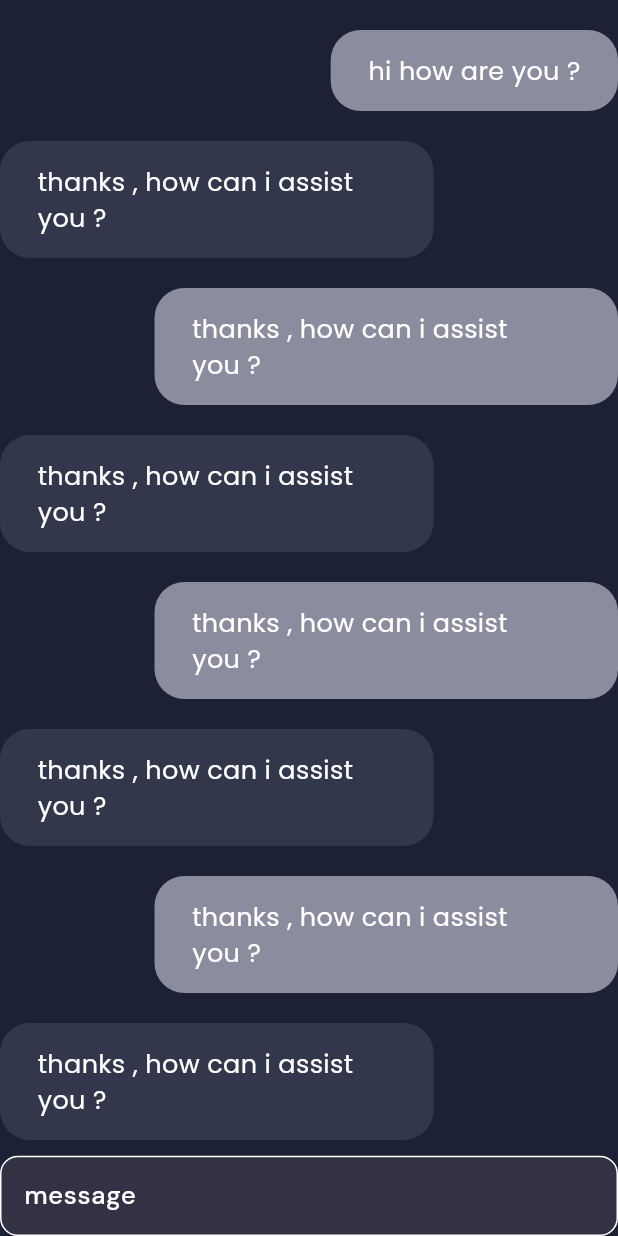
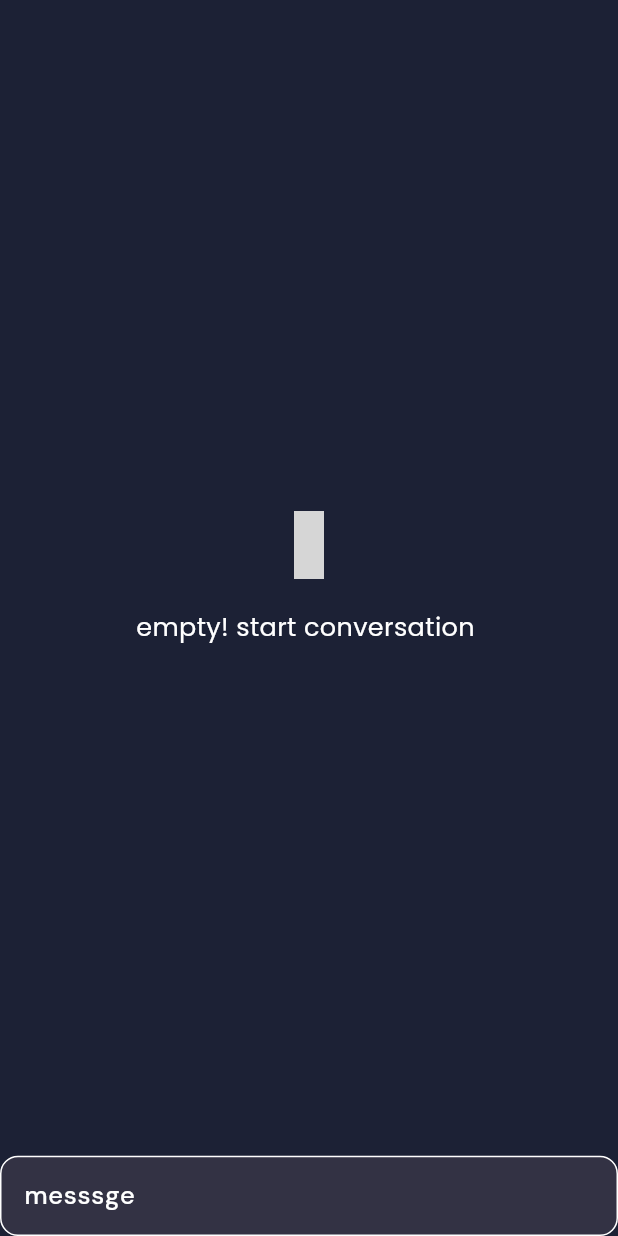
Before and after one commit to mdzarepour/Flutter_Gemini_Chat_Bot, a Flutter app: the ChatScreen widget shown alone on an empty page, opened directly, on a phone screen of 412 x 824 dp. Run offline on Flutter 3.47's test engine with Material 3 defaults, Android fonts, the phone set to English and light mode, and no system bars; our stand-ins replace flutter_gemini, flutter_spinkit, google_fonts, iconsax; grey boxes are pictures that could not be loaded.

Commit message:
feat: transmit & receive functionalities created in chat provider

```diff
--- a/lib/core/utils/app_strings.dart
+++ b/lib/core/utils/app_strings.dart
@@ -1,6 +1,9 @@
 class AppStrings {
-  static const String appBarTitle = 'Gemini Chat Bot';
-  static const String navLableH = 'History';
-  static const String navLableC = 'Chat';
-  static const String navLableP = 'Profile';
+  static const inputLable = 'messsge';
+  static const appBarTitle = 'Gemini ChatBot';
+  static const emptyChatState = 'empty! start conversation ';
 }
+
+class GeminiStrings {
+  static const String apiKey = 'AIzaSyDOzFXNtutGI5r7BTFZsWkgoz5Rw5gf4dc';
+}
--- a/lib/main.dart
+++ b/lib/main.dart
@@ -1,4 +1,5 @@
 import 'package:chat_bot/core/theme/app_theme.dart';
+import 'package:chat_bot/providers/chat_provider.dart';
 import 'package:chat_bot/providers/main_provider.dart';
 import 'package:flutter/material.dart';
 import 'package:provider/provider.dart';
@@ -7,7 +8,10 @@ import 'screens/main_screen.dart';
 void main(List<String> args) {
   runApp(
     MultiProvider(
-      providers: [ChangeNotifierProvider(create: (context) => MainProvider())],
+      providers: [
+        ChangeNotifierProvider(create: (context) => MainProvider()),
+        ChangeNotifierProvider(create: (context) => ChatProvider()),
+      ],
       child: Application(),
     ),
   );
--- /dev/null
+++ b/lib/resources/enum_classes.dart
@@ -0,0 +1,3 @@
+enum Role { gemini, user }
+
+enum ScreenState { empty, loading, completed }
--- a/lib/screens/chat_screen.dart
+++ b/lib/screens/chat_screen.dart
@@ -1,168 +1,48 @@
 import 'package:chat_bot/core/utils/app_colors.dart';
-import 'package:chat_bot/screens/widgets/message_widget.dart';
+import 'package:chat_bot/providers/chat_provider.dart';
+import 'package:chat_bot/core/utils/app_strings.dart';
 import 'package:flutter/material.dart';
 import 'package:iconsax/iconsax.dart';
-
-enum Role { gemini, user }
+import 'package:provider/provider.dart';
 
 class ChatScreen extends StatelessWidget {
   const ChatScreen({super.key});
 
   @override
   Widget build(BuildContext context) {
-    final textTheme = Theme.of(context).textTheme;
-    final size = MediaQuery.of(context).size;
+    final provider = context.watch<ChatProvider>();
+
     return Column(
-      spacing: 10,
       children: [
         Expanded(
-          child: ListView(
-            padding: EdgeInsets.symmetric(vertical: 20),
-            children: [
-              MessageWidget(message: 'hi how are you ?', role: Role.user),
-              MessageWidget(
-                message: 'thanks , how can i assist you ?',
-                role: Role.gemini,
-              ),
-              MessageWidget(
-                message: 'thanks , how can i assist you ?',
-                role: Role.user,
-              ),
-              MessageWidget(
-                message: 'thanks , how can i assist you ?',
-                role: Role.gemini,
-              ),
-              MessageWidget(
-                message: 'thanks , how can i assist you ?',
-                role: Role.user,
-              ),
-              MessageWidget(
-                message: 'thanks , how can i assist you ?',
-                role: Role.gemini,
-              ),
-              MessageWidget(
-                message: 'thanks , how can i assist you ?',
-                role: Role.user,
-              ),
-              MessageWidget(
-                message: 'thanks , how can i assist you ?',
-                role: Role.gemini,
-              ),
-              MessageWidget(
-                message: 'thanks , how can i assist you ?',
-                role: Role.user,
-              ),
-              MessageWidget(
-                message: 'thanks , how can i assist you ?',
-                role: Role.gemini,
-              ),
-              MessageWidget(
-                message: 'thanks , how can i assist you ?',
-                role: Role.user,
-              ),
-              MessageWidget(
-                message: 'thanks , how can i assist you ?',
-                role: Role.gemini,
-              ),
-              MessageWidget(
-                message: 'thanks , how can i assist you ?',
-                role: Role.user,
-              ),
-              MessageWidget(
-                message: 'thanks , how can i assist you ?',
-                role: Role.gemini,
-              ),
-              MessageWidget(
-                message: 'thanks , how can i assist you ?',
-                role: Role.user,
-              ),
-              MessageWidget(
-                message: 'thanks , how can i assist you ?',
-                role: Role.gemini,
-              ),
-              MessageWidget(
-                message: 'thanks , how can i assist you ?',
-                role: Role.user,
-              ),
-              MessageWidget(
-                message: 'thanks , how can i assist you ?',
-                role: Role.gemini,
-              ),
-              MessageWidget(
-                message: 'thanks , how can i assist you ?',
-                role: Role.user,
-              ),
-              MessageWidget(
-                message: 'thanks , how can i assist you ?',
-                role: Role.gemini,
-              ),
-              MessageWidget(
-                message: 'thanks , how can i assist you ?',
-                role: Role.user,
-              ),
-              MessageWidget(
-                message: 'thanks , how can i assist you ?',
-                role: Role.gemini,
-              ),
-              MessageWidget(
-                message: 'thanks , how can i assist you ?',
-                role: Role.user,
-              ),
-              MessageWidget(
-                message: 'thanks , how can i assist you ?',
-                role: Role.gemini,
-              ),
-              MessageWidget(
-                message: 'thanks , how can i assist you ?',
-                role: Role.user,
-              ),
-              MessageWidget(
-                message: 'thanks , how can i assist you ?',
-                role: Role.gemini,
-              ),
-              MessageWidget(
-                message: 'thanks , how can i assist you ?',
-                role: Role.user,
-              ),
-              MessageWidget(
-                message: 'thanks , how can i assist you ?',
-                role: Role.gemini,
-              ),
-              MessageWidget(
-                message: 'thanks , how can i assist you ?',
-                role: Role.user,
-              ),
-              MessageWidget(
-                message: 'thanks , how can i assist you ?',
-                role: Role.gemini,
-              ),
-              MessageWidget(
-                message: 'thanks , how can i assist you ?',
-                role: Role.user,
-              ),
-              MessageWidget(
-                message: 'thanks , how can i assist you ?',
-                role: Role.gemini,
-              ),
-              MessageWidget(
-                message: 'thanks , how can i assist you ?',
-                role: Role.user,
-              ),
-              MessageWidget(
-                message: 'thanks , how can i assist you ?',
-                role: Role.gemini,
-              ),
-            ],
-          ),
+          child: provider.messages.isEmpty
+              ? Column(
+                  mainAxisAlignment: MainAxisAlignment.center,
+                  children: [
+                    Icon(size: 45, Iconsax.folder_cross),
+                    SizedBox(height: 20),
+                    Text(AppStrings.emptyChatState),
+                  ],
+                )
+              : ListView(
+                  padding: const EdgeInsets.symmetric(vertical: 20),
+                  children: provider.messages,
+                ),
         ),
         SizedBox(
-          height: size.height * 0.065,
+          height: MediaQuery.of(context).size.height * 0.065,
           child: TextField(
+            controller: provider.controller,
             cursorColor: AppColors.materialWhite,
-            style: textTheme.titleLarge,
+            style: Theme.of(context).textTheme.titleLarge,
             decoration: InputDecoration(
-              suffix: IconButton(onPressed: () {}, icon: Icon(Iconsax.send_1)),
-              label: Text('message'),
+              suffix: IconButton(
+                onPressed: () {
+                  context.read<ChatProvider>().sendPrompt();
+                },
+                icon: const Icon(Iconsax.send_1),
+              ),
+              label: const Text(AppStrings.inputLable),
             ),
           ),
         ),
--- a/lib/screens/main_screen.dart
+++ b/lib/screens/main_screen.dart
@@ -12,7 +12,7 @@ class MainScreen extends StatelessWidget {
 
   @override
   Widget build(BuildContext context) {
-    const screens = [HistoryScreen(), ChatScreen(), ProfileScreen()];
+    final screens = [HistoryScreen(), ChatScreen(), ProfileScreen()];
     int selectedIndex = context.watch<MainProvider>().selectedScreenIndex;
 
     return GestureDetector(
--- a/lib/screens/widgets/message_widget.dart
+++ b/lib/screens/widgets/message_widget.dart
@@ -1,37 +1,58 @@
-import 'package:chat_bot/core/utils/app_colors.dart';
-import 'package:chat_bot/screens/chat_screen.dart';
-import 'package:flutter/cupertino.dart';
+import 'package:chat_bot/providers/chat_provider.dart';
+import 'package:chat_bot/resources/enum_classes.dart';
 import 'package:flutter/material.dart';
+import 'package:flutter_spinkit/flutter_spinkit.dart';
+import 'package:provider/provider.dart';
 
 class MessageWidget extends StatelessWidget {
-  final String message;
+  final String content;
+  final DateTime time;
   final Role role;
 
-  const MessageWidget({super.key, required this.message, required this.role});
+  const MessageWidget({
+    super.key,
+    required this.role,
+    required this.content,
+    required this.time,
+  });
 
   @override
   Widget build(BuildContext context) {
     final size = MediaQuery.of(context).size;
     final scheme = Theme.of(context).colorScheme;
-    final bool isUser = role == Role.user ? false : true;
+    final bool isUser = role == Role.user ? true : false;
 
     return Row(
       mainAxisAlignment: isUser
-          ? MainAxisAlignment.start
-          : MainAxisAlignment.end,
+          ? MainAxisAlignment.end
+          : MainAxisAlignment.start,
       children: [
         ConstrainedBox(
           constraints: BoxConstraints(maxWidth: size.width * 0.75),
           child: Container(
             padding: EdgeInsets.symmetric(vertical: 15, horizontal: 25),
-            margin: EdgeInsets.only(right: isUser ? 20 : 0, bottom: 20),
+            margin: EdgeInsets.only(right: isUser ? 0 : 20, bottom: 20),
             decoration: BoxDecoration(
               color: isUser
                   ? scheme.secondaryContainer
                   : scheme.primaryContainer,
               borderRadius: BorderRadius.circular(20),
             ),
-            child: Text(message, softWrap: true),
+            child: isUser
+                ? Text(softWrap: true, content)
+                : Consumer<ChatProvider>(
+                    builder: (context, provider, child) {
+                      if (provider.state == ScreenState.completed) {
+                        return Text(softWrap: true, content);
+                      } else if (provider.state == ScreenState.loading) {
+                        return SpinKitThreeBounce(
+                          color: Colors.white,
+                          size: 10,
+                        );
+                      }
+                      return SizedBox.shrink();
+                    },
+                  ),
           ),
         ),
       ],
--- a/pubspec.yaml
+++ b/pubspec.yaml
@@ -40,6 +40,8 @@ dependencies:
   image_picker: ^1.2.0
   iconsax: ^0.0.8
   intl: ^0.20.2
+  uuid: ^4.5.1
+  flutter_spinkit: ^5.2.2
 
 dev_dependencies:
   flutter_test:
```
Also changed, not shown: lib/providers/chat_provider.dart (added, +36 -0 lines), lib/resources/gemini_methods.dart (added, +42 -0 lines), pubspec.lock.
